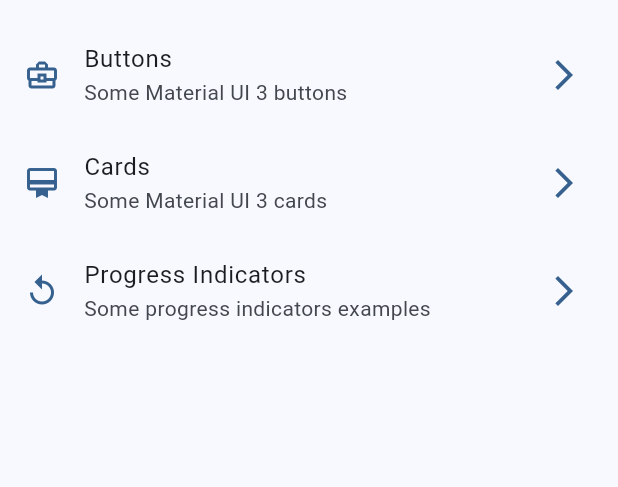
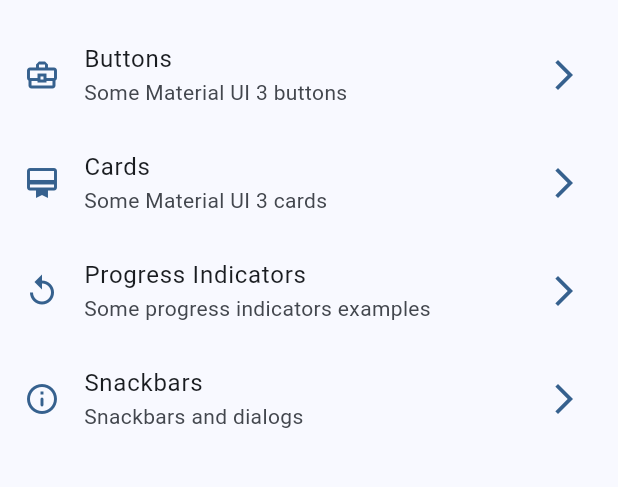
Before and after one commit to luislealdev/widgets-app-flutter, a Flutter app: the screen it shows after launch, on a phone screen of 412 x 824 dp, the part 63-550 px from its top. Run offline on Flutter 3.47's test engine with Material 2 defaults, Android fonts, the phone set to English and light mode, and no system bars; our stand-ins replace go_router.

Commit message:
Snackbars dialogs finished

```diff
--- a/lib/config/menu/menu_items.dart
+++ b/lib/config/menu/menu_items.dart
@@ -29,4 +29,9 @@ const menuItems = <MenuItem>[
       description: 'Some progress indicators examples',
       url: '/progress-indicators',
       icon: Icons.replay_outlined),
+  MenuItem(
+      title: 'Snackbars',
+      description: 'Snackbars and dialogs',
+      url: '/snackbars',
+      icon: Icons.info_outline_rounded),
 ];
--- a/lib/config/routes/app_router.dart
+++ b/lib/config/routes/app_router.dart
@@ -20,5 +20,9 @@ final appRouter = GoRouter(
       path: '/progress-indicators',
       builder: (context, state) => const ProgressScreen(),
     ),
+    GoRoute(
+      path: '/snackbars',
+      builder: (context, state) => const SnackBarScreen(),
+    ),
   ],
 );
--- a/lib/main.dart
+++ b/lib/main.dart
@@ -12,6 +12,7 @@ class MainApp extends StatelessWidget {
   @override
   Widget build(BuildContext context) {
     return MaterialApp.router(
+      title: "WidgetsApp",
       routerConfig: appRouter,
       debugShowCheckedModeBanner: false,
       theme: AppTheme(selectedColor: 1).getTheme(),
```
Also changed, not shown: lib/presentation/screens/snack_bar/snack_bar_screen.dart (+58 -1 lines).
